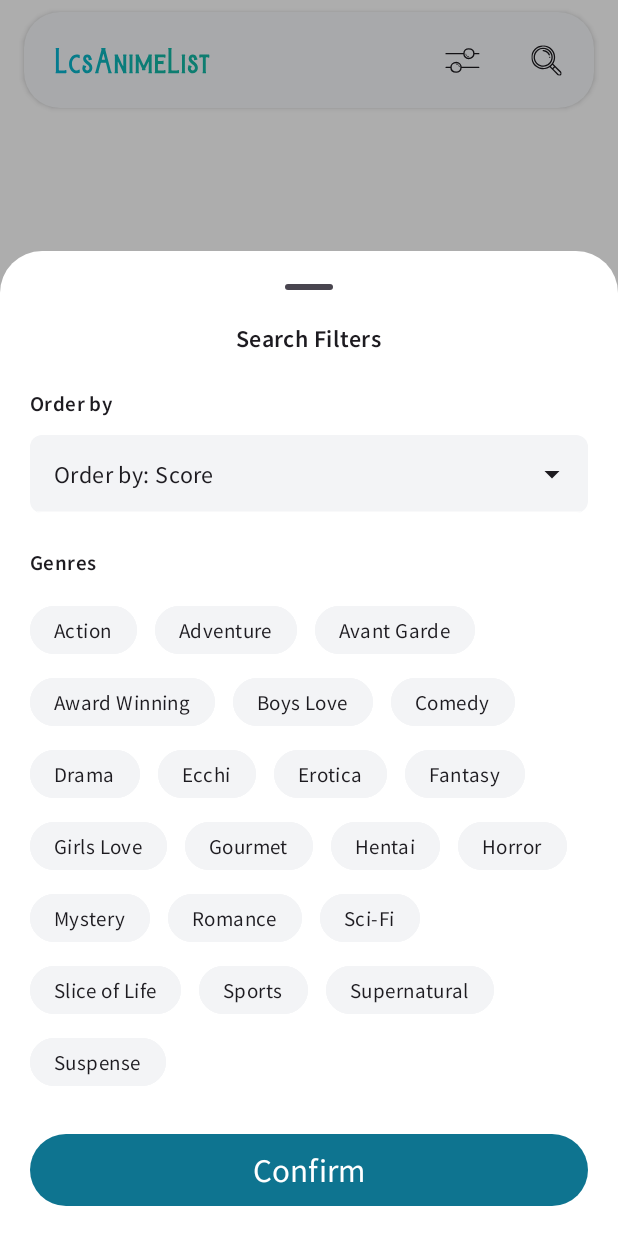
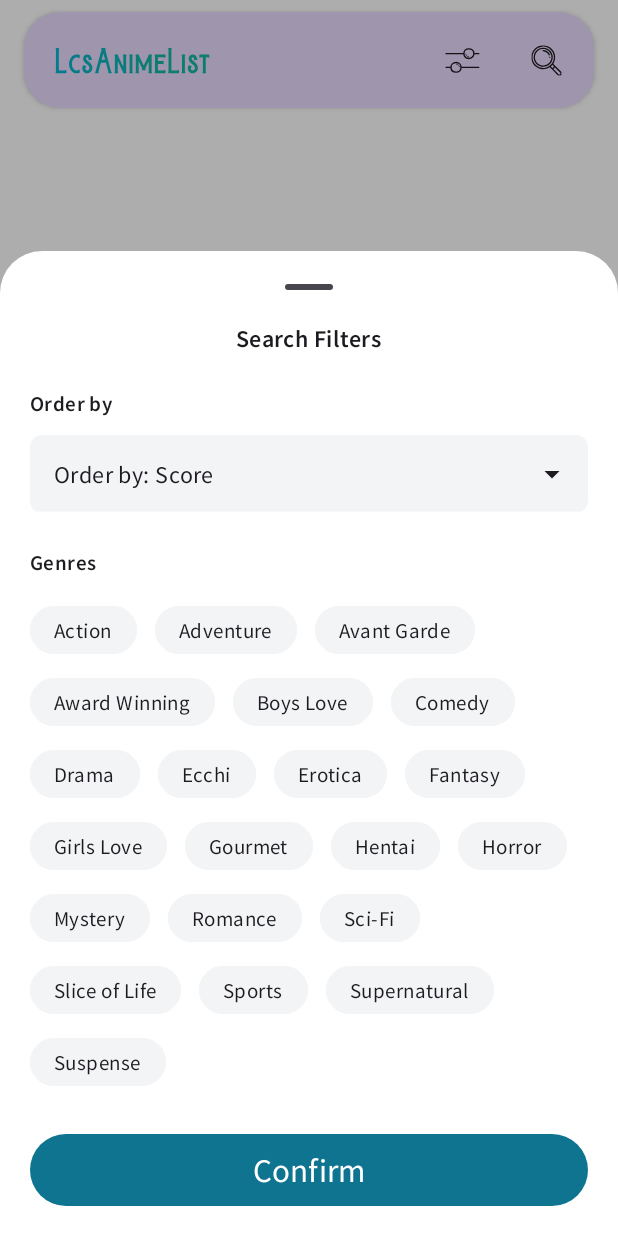
Before and after one commit to LcsGomes94/lcsanimelist_app_android, an Android app built with Jetpack Compose: the screen it shows after launch (MainActivity), after a tap on "filter", on a phone screen of 412 x 824 dp. Run offline under Robolectric (Android 15) with nearby library versions, the phone set to English and light mode, and no system bars; our stand-ins replace Room's generated code, paging.

Commit message:
changed colors

```diff
--- a/app/src/main/java/app/vercel/lcsanimelist/presentation/theme/Color.kt
+++ b/app/src/main/java/app/vercel/lcsanimelist/presentation/theme/Color.kt
@@ -4,22 +4,17 @@ import androidx.compose.ui.graphics.Color
 import app.vercel.lcsanimelist.domain.model.PersonalTier
 
 
-// Dark
+// General
+val White = Color(0xFFFFFFFF)
+val Slate50 = Color(0xFFF8FAFC)
+val Gray100 = Color(0xFFF3F4F6)
+val Gray200 = Color(0xFFE5E7EB)
+val RqlDark700 = Color(0xFF3C3C46)
+val RqlDark800 = Color(0xFF28282F)
+val RqlDark900 = Color(0xFF1D1B20)
 val Cyan400 = Color(0xFF22D3EE)
-val RqlDark800 = Color(0xFF28282F)
-val RqlDark700 = Color(0xFF3C3C46)
-val RqlDark850 = Color(0xFF1F1D22)
-
-// Light
 val Cyan700 = Color(0xFF0E7490)
-val Gray200 = Color(0xFFE5E7EB)
-val Gray100 = Color(0xFFF3F4F6)
-val White = Color(0xFFFFFFFF)
-
-// General
 val Teal500 = Color(0xFF14B8A6)
-val RqlDark900 = Color(0xFF1D1B20)
-val Slate50 = Color(0xFFF8FAFC)
 
 // Tier
 val Teal400 = Color(0xFF2DD4BF)
--- a/app/src/main/java/app/vercel/lcsanimelist/presentation/theme/Theme.kt
+++ b/app/src/main/java/app/vercel/lcsanimelist/presentation/theme/Theme.kt
@@ -14,7 +14,6 @@ private val DarkColorScheme = darkColorScheme(
     background = RqlDark900,
     onBackground = Slate50,
     error = Red500,
-    primaryContainer = RqlDark850
 )
 
 private val LightColorScheme = lightColorScheme(
@@ -25,7 +24,6 @@ private val LightColorScheme = lightColorScheme(
     background = White,
     onBackground = RqlDark900,
     error = Red500,
-    primaryContainer = Slate50
 )
 
 @Composable
--- a/app/src/main/java/app/vercel/lcsanimelist/presentation/ui/common/component/editmodal/component/EditModalFormBody.kt
+++ b/app/src/main/java/app/vercel/lcsanimelist/presentation/ui/common/component/editmodal/component/EditModalFormBody.kt
@@ -4,6 +4,7 @@ import androidx.compose.foundation.layout.Arrangement
 import androidx.compose.foundation.layout.Column
 import androidx.compose.foundation.layout.fillMaxWidth
 import androidx.compose.material3.ExperimentalMaterial3Api
+import androidx.compose.material3.MaterialTheme
 import androidx.compose.runtime.Composable
 import androidx.compose.ui.Modifier
 import androidx.compose.ui.tooling.preview.Preview
@@ -36,6 +37,7 @@ fun EditModalFormBody(
             getDisplayName = { it?.displayName ?: "Select Stage" },
             menuItems = PersonalStage.entries,
             isEnabled = isFavorite,
+            primaryColor = MaterialTheme.colorScheme.surfaceContainer,
         )
         LcsAnimeListDropdownMenu<PersonalTier>(
             selectedValue = newTier,
@@ -43,6 +45,7 @@ fun EditModalFormBody(
             getDisplayName = { it?.displayName ?: "Select Tier" },
             menuItems = PersonalTier.entries,
             isEnabled = isFavorite,
+            primaryColor = MaterialTheme.colorScheme.surfaceContainer,
         )
         PersonalNoteTextField(
             noteValue = newNote,
```
Also changed, not shown: app/src/main/java/app/vercel/lcsanimelist/presentation/ui/common/component/editmodal/component/PersonalNoteTextField.kt (+4 -4 lines).
